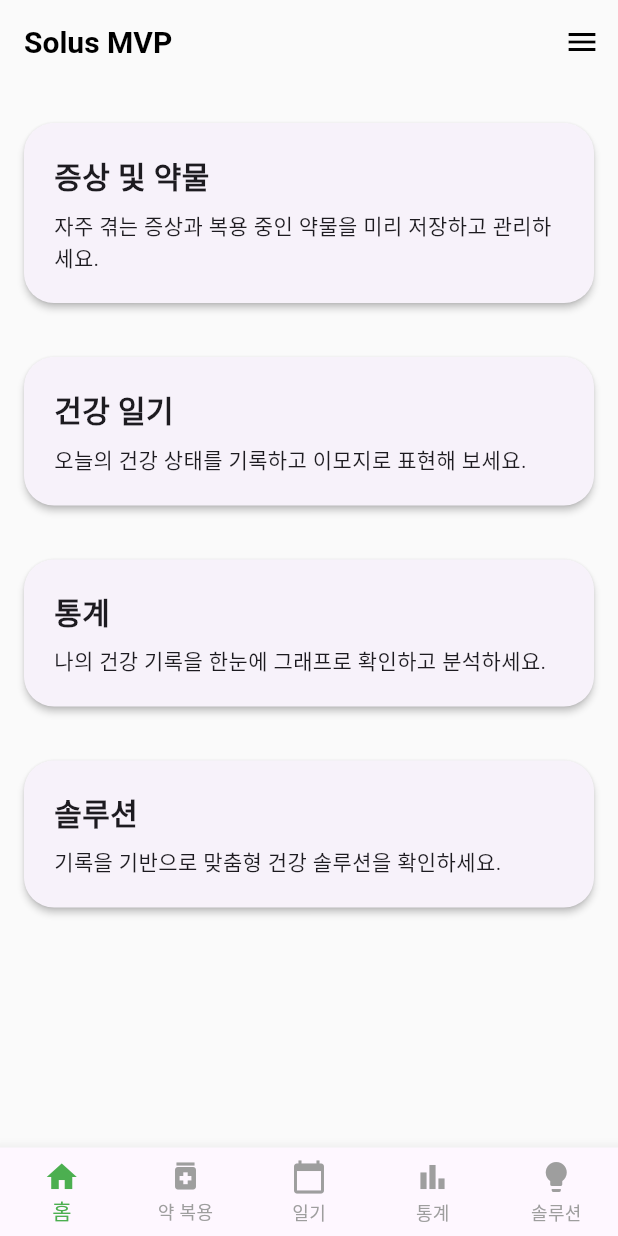
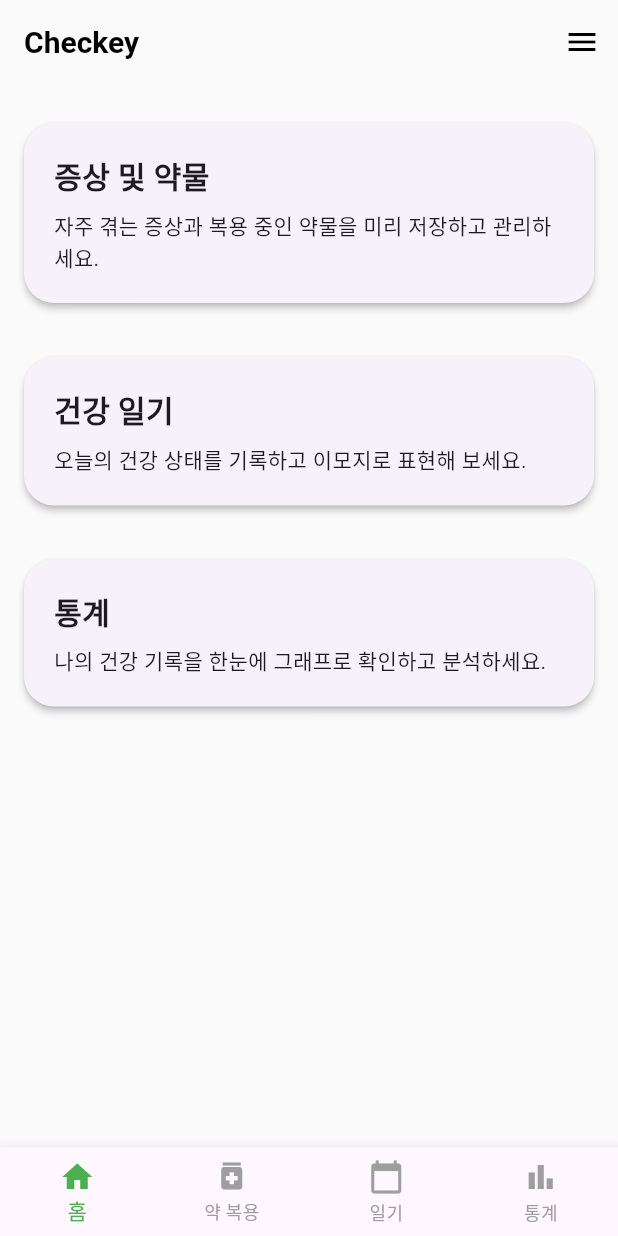
Before and after one commit to cathyjiwon/Checkey-mvp, a Flutter app: the screen it shows after launch, on a phone screen of 412 x 824 dp. Run offline on Flutter 3.47's test engine with Material 3 defaults, Android fonts, the light colour scheme and no system bars; our stand-ins replace fl_chart, shared_preferences, table_calendar.

Commit message:
checkey 이름 변경

```diff
--- a/lib/main.dart
+++ b/lib/main.dart
@@ -4,15 +4,14 @@ import 'package:solusmvp/services/symptom_manager.dart';
 import 'package:solusmvp/screens/diary_screen.dart';
 import 'package:solusmvp/screens/home_screen.dart';
 import 'package:solusmvp/screens/statistics_screen.dart';
-import 'package:solusmvp/screens/solution_screen.dart';
+// SolutionScreen import 제거
 import 'package:solusmvp/screens/medication_screen.dart';
 import 'package:solusmvp/widgets/frequent_symptom_drawer.dart';
 import 'package:solusmvp/widgets/medication_manager_drawer.dart';
 import 'package:solusmvp/services/diary_manager.dart';
 import 'package:solusmvp/services/medication_manager.dart';
 import 'package:intl/date_symbol_data_local.dart';
-import 'package:flutter_localizations/flutter_localizations.dart'; // 이 줄을 추가
-
+import 'package:flutter_localizations/flutter_localizations.dart';
 
 void main() async {
   WidgetsFlutterBinding.ensureInitialized();
@@ -35,7 +34,8 @@ class MyApp extends StatelessWidget {
   @override
   Widget build(BuildContext context) {
     return MaterialApp(
-      title: 'Solus MVP',
+      // 'Solus MVP'를 'Checkey'로 변경
+      title: 'Checkey',
       theme: ThemeData(
         primarySwatch: Colors.green,
         visualDensity: VisualDensity.adaptivePlatformDensity,
@@ -54,8 +54,8 @@ class MyApp extends StatelessWidget {
         GlobalCupertinoLocalizations.delegate,
       ],
       supportedLocales: const [
-        Locale('ko', 'KR'), // 한국어 지원
-        Locale('en', 'US'), // 기본 영어 지원
+        Locale('ko', 'KR'),
+        Locale('en', 'US'),
       ],
       home: const MainScreen(),
     );
@@ -77,7 +77,6 @@ class _MainScreenState extends State<MainScreen> with SingleTickerProviderStateM
     MedicationScreen(),
     DiaryScreen(),
     StatisticsScreen(),
-    SolutionScreen(),
   ];
 
   @override
@@ -96,7 +95,8 @@ class _MainScreenState extends State<MainScreen> with SingleTickerProviderStateM
   Widget build(BuildContext context) {
     return Scaffold(
       appBar: AppBar(
-        title: const Text('Solus MVP'),
+        // 'Solus MVP'를 'Checkey'로 변경
+        title: const Text('Checkey'),
       ),
       endDrawer: Drawer(
         child: ListView(
@@ -150,15 +150,6 @@ class _MainScreenState extends State<MainScreen> with SingleTickerProviderStateM
                 Navigator.pop(context);
               },
             ),
-            ListTile(
-              leading: const Icon(Icons.lightbulb),
-              title: const Text('솔루션'),
-              selected: _tabController.index == 4,
-              onTap: () {
-                _tabController.animateTo(4);
-                Navigator.pop(context);
-              },
-            ),
             const Divider(),
             ListTile(
               leading: const Icon(Icons.medication),
@@ -209,10 +200,6 @@ class _MainScreenState extends State<MainScreen> with SingleTickerProviderStateM
             icon: Icon(Icons.bar_chart),
             label: '통계',
           ),
-          BottomNavigationBarItem(
-            icon: Icon(Icons.lightbulb),
-            label: '솔루션',
-          ),
         ],
         currentIndex: _tabController.index,
         selectedItemColor: Colors.green,
--- a/lib/screens/home_screen.dart
+++ b/lib/screens/home_screen.dart
@@ -49,18 +49,7 @@ class HomeScreen extends StatelessWidget {
                 ],
               ),
             ),
-            const SizedBox(height: 16),
-            // "솔루션" 미리보기 카드
-            CustomCard(
-              child: Column(
-                crossAxisAlignment: CrossAxisAlignment.start,
-                children: [
-                  const Text('솔루션', style: TextStyle(fontSize: 20, fontWeight: FontWeight.bold)),
-                  const SizedBox(height: 8),
-                  const Text('기록을 기반으로 맞춤형 건강 솔루션을 확인하세요.'),
-                ],
-              ),
-            ),
+            // 기존의 "솔루션" 미리보기 카드 제거
           ],
         ),
       ),
--- a/pubspec.yaml
+++ b/pubspec.yaml
@@ -58,6 +58,7 @@ dev_dependencies:
   # package. See that file for information about deactivating specific lint
   # rules and activating additional ones.
   flutter_lints: ^5.0.0
+  rename: ^3.1.0
 
 # For information on the generic Dart part of this file, see the
 # following page: https://dart.dev/tools/pub/pubspec
```
Also changed, not shown: pubspec.lock.
